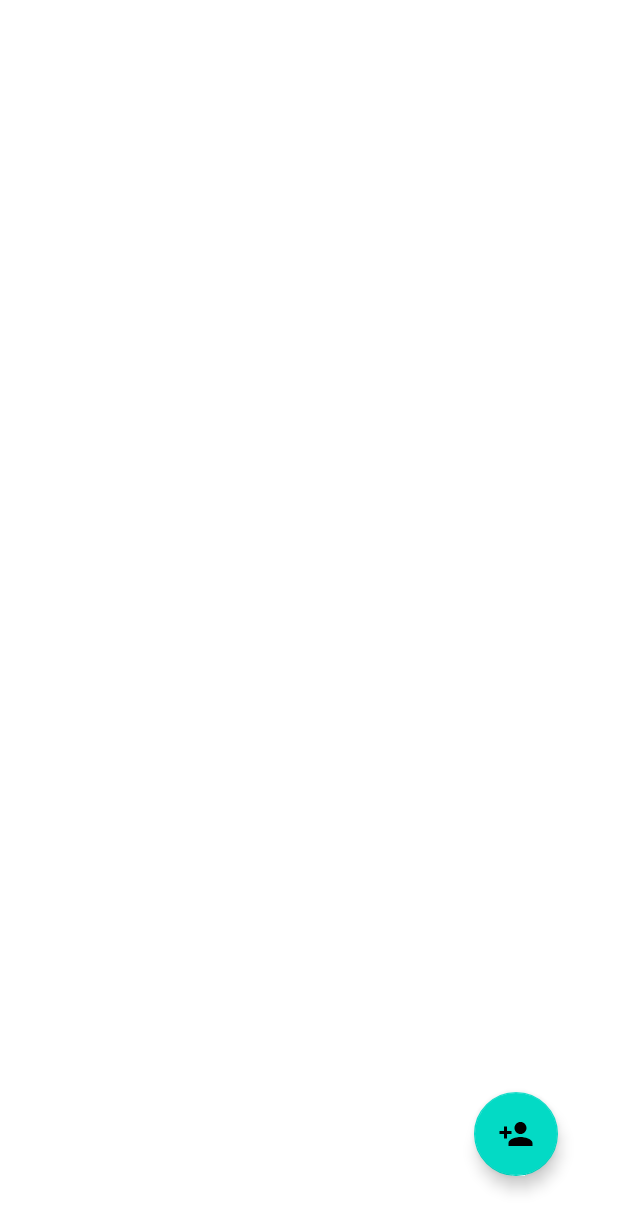
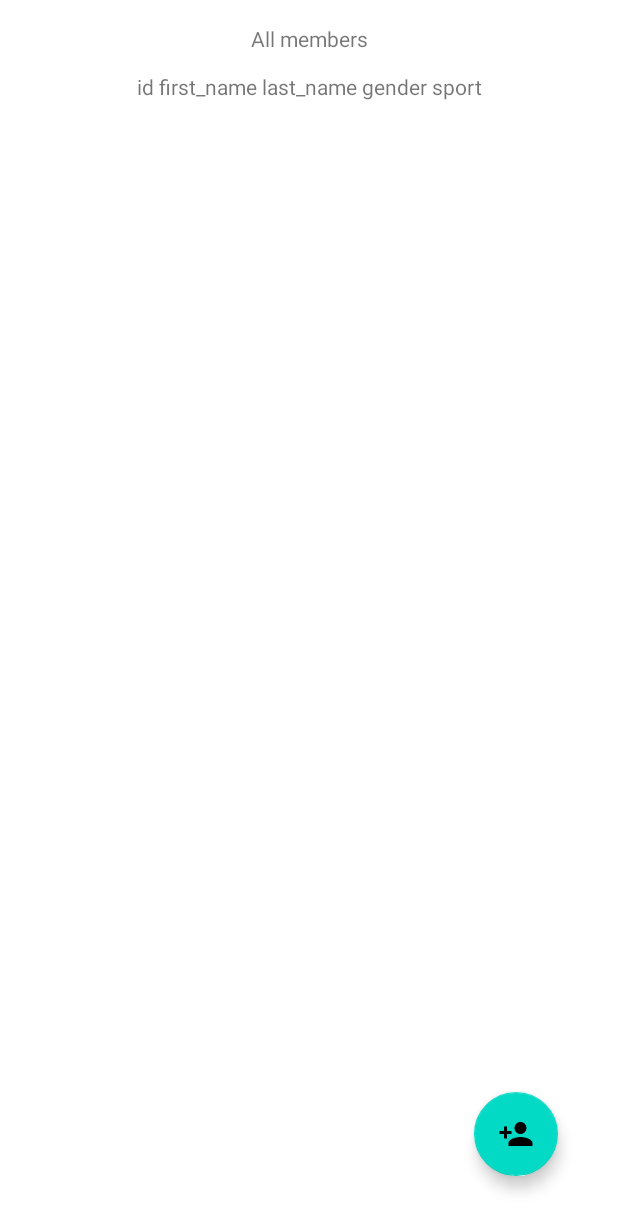
Before and after one commit to Nirwash/SportClub, an Android app: the screen it shows after launch (MainActivity), on a phone screen of 412 x 824 dp. Shown: the top 1231 px of the screen. Run offline under Robolectric (Android 15) with nearby library versions, the phone set to English and light mode, and no system bars.

Commit message:
рефактор

```diff
--- a/app/src/main/java/com/nirwashh/android/sportclub/MainFragment.kt
+++ b/app/src/main/java/com/nirwashh/android/sportclub/MainFragment.kt
@@ -41,7 +41,13 @@ class MainFragment : BaseFragment() {
         b.btnAddPerson.setOnClickListener {
             val fragment = AddMemberFragment()
             fm.beginTransaction().replace(R.id.fragment_container, fragment).addToBackStack("AddMemberFragment").commit()
+
         }
+    }
+
+    override fun onStart() {
+        super.onStart()
+        displayData()
     }
 
     override fun onDestroyView() {
@@ -52,6 +58,10 @@ class MainFragment : BaseFragment() {
     private fun displayData() {
         val projection = arrayOf(KEY_ID, KEY_FIRST_NAME, KEY_LAST_NAME, KEY_GENDER, KEY_SPORT)
         val cursor: Cursor? = requireActivity().contentResolver.query(CONTENT_URI, projection, null, null, null)
+
+        val members = ""
+        val text = "All members\n\n" +
+                "$KEY_ID $KEY_FIRST_NAME $KEY_LAST_NAME $KEY_GENDER $KEY_SPORT".plus(members)
         with(cursor) {
             while (this?.moveToNext() == true) {
                 val memberID = cursor?.getString(cursor.getColumnIndexOrThrow(KEY_ID))?.toInt()
@@ -59,13 +69,15 @@ class MainFragment : BaseFragment() {
                 val lastName = cursor?.getString(cursor.getColumnIndexOrThrow(KEY_LAST_NAME))
                 val gender = cursor?.getString(cursor.getColumnIndexOrThrow(KEY_GENDER))
                 val sportGroup = cursor?.getString(cursor.getColumnIndexOrThrow(KEY_SPORT))
+                val member = "\n" +
+                        "$memberID $firstName $lastName $gender $sportGroup"
+                members.plus(member)
+
             }
         }
-        val text = "All members\n\n" +
-                "$KEY_ID $KEY_FIRST_NAME $KEY_LAST_NAME $KEY_GENDER $KEY_SPORT"
+        cursor?.close()
 
-        b.tvDisplayData.text = TODO()
-
+        b.tvDisplayData.text = text
 
     }
 
--- a/app/src/main/res/layout/fragment_main.xml
+++ b/app/src/main/res/layout/fragment_main.xml
@@ -5,9 +5,11 @@
     xmlns:app="http://schemas.android.com/apk/res-auto">
 
     <com.google.android.material.textview.MaterialTextView
+        android:gravity="center"
         android:id="@+id/tv_display_data"
         android:layout_width="match_parent"
         android:layout_height="wrap_content"
+        android:layout_margin="16dp"
         app:layout_constraintStart_toStartOf="parent"
         app:layout_constraintTop_toTopOf="parent"/>
 
```
